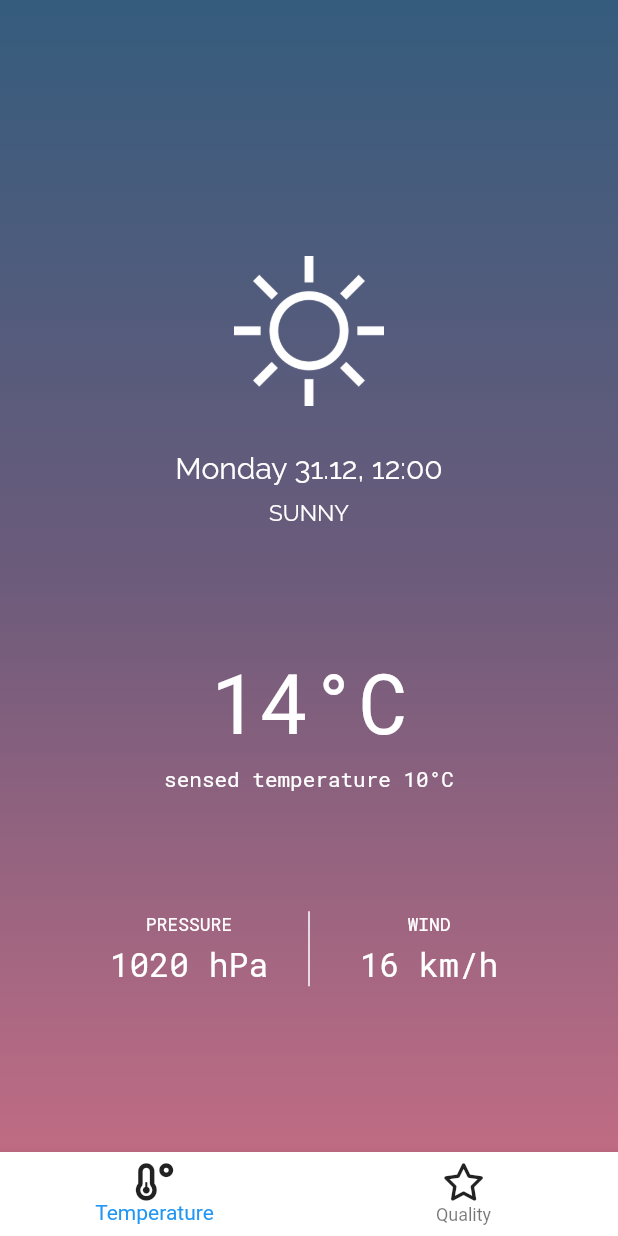
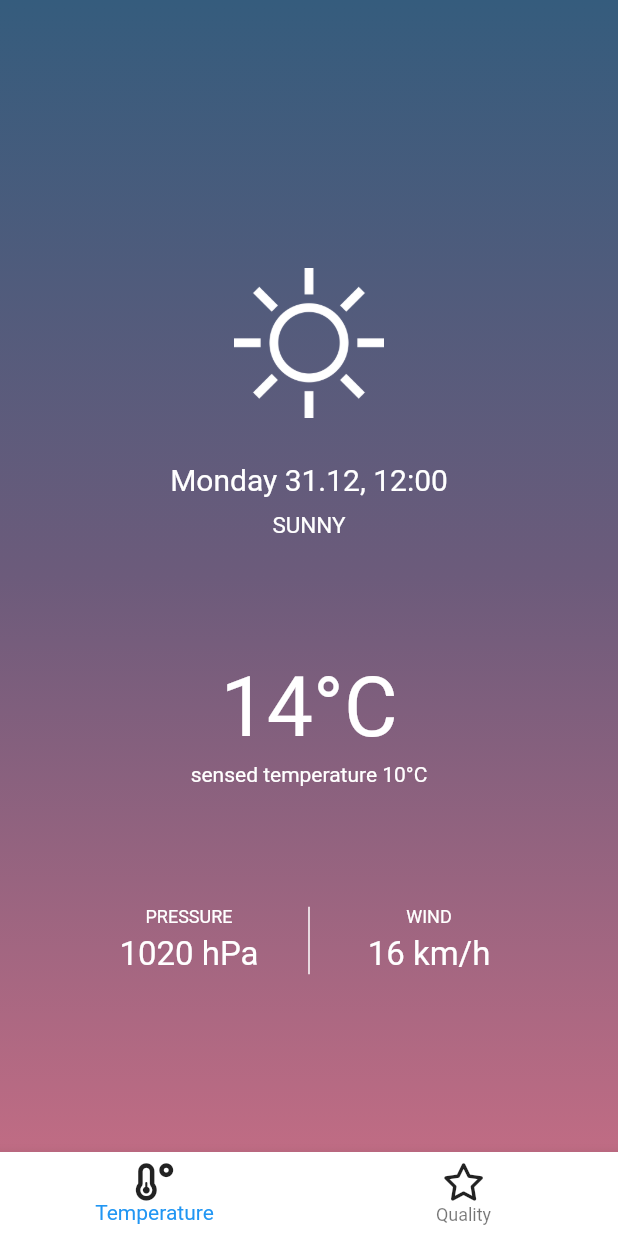
Before and after one commit to Aduzja/weather_app, a Flutter app: the HomePage screen opened directly, on a phone screen of 412 x 824 dp. Run offline on Flutter 3.47's test engine with Material 2 defaults, Android fonts, the light colour scheme and no system bars; our stand-ins replace font_awesome_flutter.

Commit message:
Clear code

```diff
--- a/lib/home.dart
+++ b/lib/home.dart
@@ -13,8 +13,8 @@ class HomePage extends StatefulWidget {
 class _HomePageState extends State<HomePage> {
   var _currentIndex = 0;
   final screens = const [
-    TemperatureScreen(title: 'fds'),
-    QualityScreen(title: 'fdsfdsfdsf'),
+    TemperatureScreen(title: ''),
+    QualityScreen(title: ''),
   ];
 
   @override
--- a/lib/temperature_screen.dart
+++ b/lib/temperature_screen.dart
@@ -47,9 +47,9 @@ class _TemperatureScreenState extends State<TemperatureScreen> {
                   const Text(
                     'Monday 31.12, 12:00',
                     style: TextStyle(
-                        color: Colors.white,
-                        fontSize: 20,
-                        fontFamily: 'Raleway'),
+                      color: Colors.white,
+                      fontSize: 20,
+                    ),
                     textAlign: TextAlign.center,
                   ),
                   const Padding(
@@ -57,9 +57,9 @@ class _TemperatureScreenState extends State<TemperatureScreen> {
                     child: Text(
                       'SUNNY',
                       style: TextStyle(
-                          color: Colors.white,
-                          fontSize: 15,
-                          fontFamily: 'Raleway'),
+                        color: Colors.white,
+                        fontSize: 15,
+                      ),
                       textAlign: TextAlign.center,
                     ),
                   ),
@@ -70,7 +70,6 @@ class _TemperatureScreenState extends State<TemperatureScreen> {
                       style: TextStyle(
                         color: Colors.white,
                         fontSize: 55,
-                        fontFamily: 'RobotoMono',
                       ),
                       textAlign: TextAlign.center,
                     ),
@@ -82,7 +81,6 @@ class _TemperatureScreenState extends State<TemperatureScreen> {
                       style: TextStyle(
                         color: Colors.white,
                         fontSize: 14,
-                        fontFamily: 'RobotoMono',
                       ),
                       textAlign: TextAlign.center,
                     ),
@@ -104,7 +102,6 @@ class _TemperatureScreenState extends State<TemperatureScreen> {
                                 style: const TextStyle(
                                   color: Colors.white,
                                   fontSize: 12,
-                                  fontFamily: 'RobotoMono',
                                 ),
                                 textAlign: TextAlign.center,
                               ),
@@ -115,7 +112,6 @@ class _TemperatureScreenState extends State<TemperatureScreen> {
                                   style: TextStyle(
                                     color: Colors.white,
                                     fontSize: 22,
-                                    fontFamily: 'RobotoMono',
                                   ),
                                   textAlign: TextAlign.center,
                                 ),
@@ -138,7 +134,6 @@ class _TemperatureScreenState extends State<TemperatureScreen> {
                                 style: const TextStyle(
                                   color: Colors.white,
                                   fontSize: 12,
-                                  fontFamily: 'RobotoMono',
                                 ),
                                 textAlign: TextAlign.center,
                               ),
@@ -149,7 +144,6 @@ class _TemperatureScreenState extends State<TemperatureScreen> {
                                   style: TextStyle(
                                     color: Colors.white,
                                     fontSize: 22,
-                                    fontFamily: 'RobotoMono',
                                   ),
                                   textAlign: TextAlign.center,
                                 ),
```
Also changed, not shown: lib/main.dart (+4 -3 lines), lib/permission_page.dart (+6 -6 lines), lib/quality_screen.dart (+6 -6 lines), lib/splash_screen.dart (+6 -6 lines), pubspec.yaml (+0 -12 lines), pubspec.lock, 1 other file.
